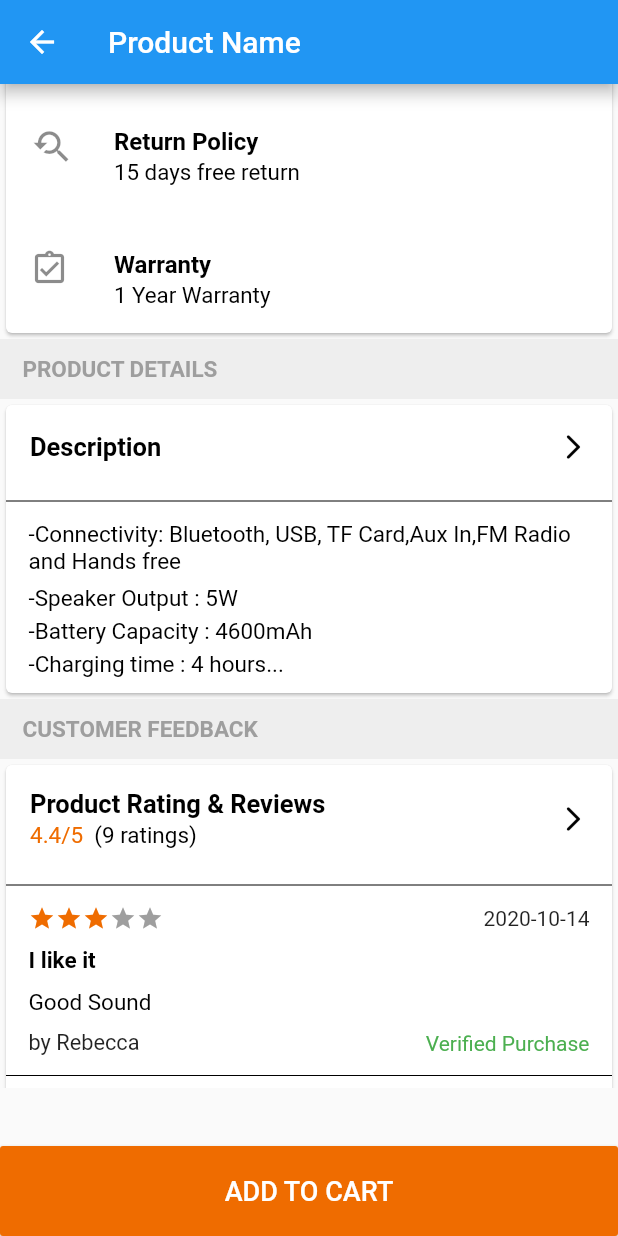
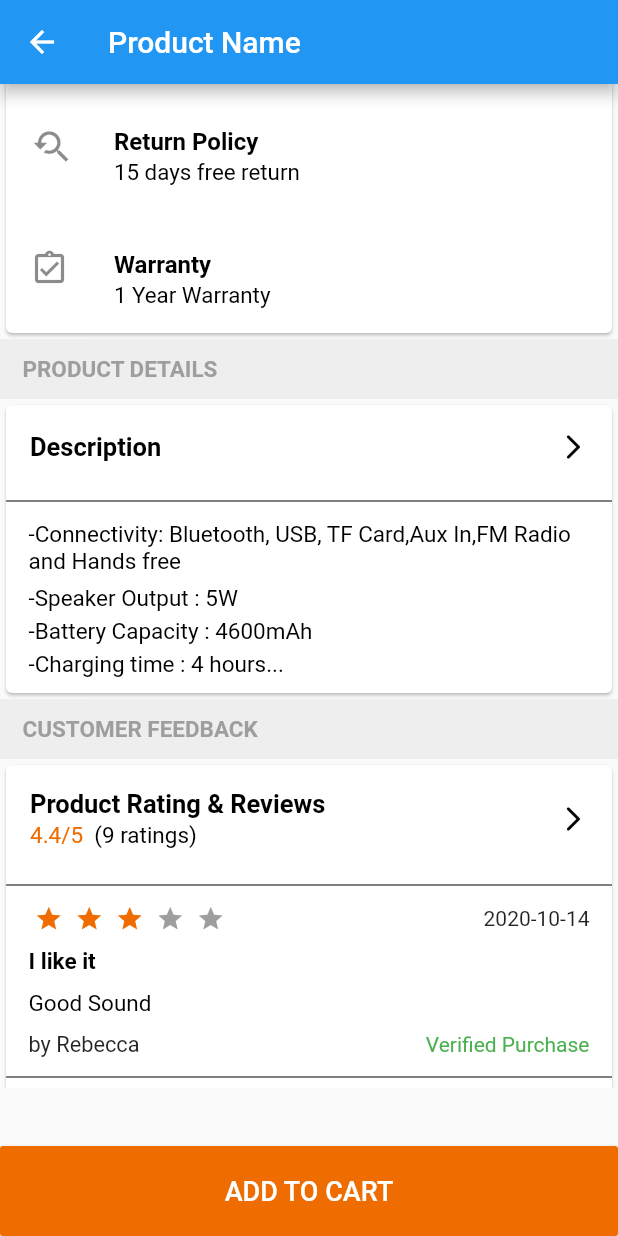
Before and after one commit to evansmwenda/RaashinEcommerce, a Flutter app: the ProductDetails screen opened by its route, scrolled down 576 dp, on a phone screen of 412 x 824 dp. Run offline on Flutter 3.47's test engine with Material 2 defaults, Android fonts, the phone set to English and light mode, and no system bars; drawn by our look-alikes of flutter_rating_bar; our stand-ins replace cached_network_image, carousel_slider, shared_preferences, toast; accounts and stored records are empty.

```diff
--- a/lib/widgets/product_details_widget.dart
+++ b/lib/widgets/product_details_widget.dart
@@ -83,18 +83,21 @@ class _ProductDetailsWidgetState extends State<ProductDetailsWidget> {
                       children: [
                         SizedBox(
                           width: 170,
-                          child: RatingBar(
+                          child: RatingBar.builder(
                             initialRating: 3,
                             minRating: 1,
                             direction: Axis.horizontal,
                             allowHalfRating: true,
                             itemCount: 5,
-                            ignoreGestures: true,
                             itemSize: 19.0,
+                            itemPadding: EdgeInsets.symmetric(horizontal: 4.0),
                             itemBuilder: (context, _) => Icon(
                               Icons.star,
                               color: Colors.orange[800],
                             ),
+                            onRatingUpdate: (rating) {
+                              print(rating);
+                            },
                           ),
                         ),
                         Text(
@@ -388,18 +391,21 @@ class _ProductDetailsWidgetState extends State<ProductDetailsWidget> {
                       children: [
                         SizedBox(
                           width: 170,
-                          child: RatingBar(
+                          child: RatingBar.builder(
                             initialRating: 3,
                             minRating: 1,
                             direction: Axis.horizontal,
                             allowHalfRating: true,
                             itemCount: 5,
-                            ignoreGestures: true,
-                            itemSize: 18.0,
+                            itemSize: 19.0,
+                            itemPadding: EdgeInsets.symmetric(horizontal: 4.0),
                             itemBuilder: (context, _) => Icon(
                               Icons.star,
                               color: Colors.orange[800],
                             ),
+                            onRatingUpdate: (rating) {
+                              print(rating);
+                            },
                           ),
                         ),
                         Text("2020-10-14"),
@@ -453,18 +459,21 @@ class _ProductDetailsWidgetState extends State<ProductDetailsWidget> {
                       children: [
                         SizedBox(
                           width: 170,
-                          child: RatingBar(
+                          child: RatingBar.builder(
                             initialRating: 3,
                             minRating: 1,
                             direction: Axis.horizontal,
                             allowHalfRating: true,
                             itemCount: 5,
-                            ignoreGestures: true,
-                            itemSize: 18.0,
+                            itemSize: 19.0,
+                            itemPadding: EdgeInsets.symmetric(horizontal: 4.0),
                             itemBuilder: (context, _) => Icon(
                               Icons.star,
-                              color: Colors.amber,
+                              color: Colors.orange[800],
                             ),
+                            onRatingUpdate: (rating) {
+                              print(rating);
+                            },
                           ),
                         ),
                         Text("2020-10-14"),
--- a/pubspec.yaml
+++ b/pubspec.yaml
@@ -30,7 +30,7 @@ dependencies:
   shared_preferences: ^0.5.12
   carousel_slider: ^2.3.1
   cached_network_image: ^2.3.2+1
-  flutter_rating_bar: ^3.0.1+1
+  flutter_rating_bar: ^4.0.0
 
 
   # The following adds the Cupertino Icons font to your application.
```
Also changed, not shown: pubspec.lock, 3 other files.
